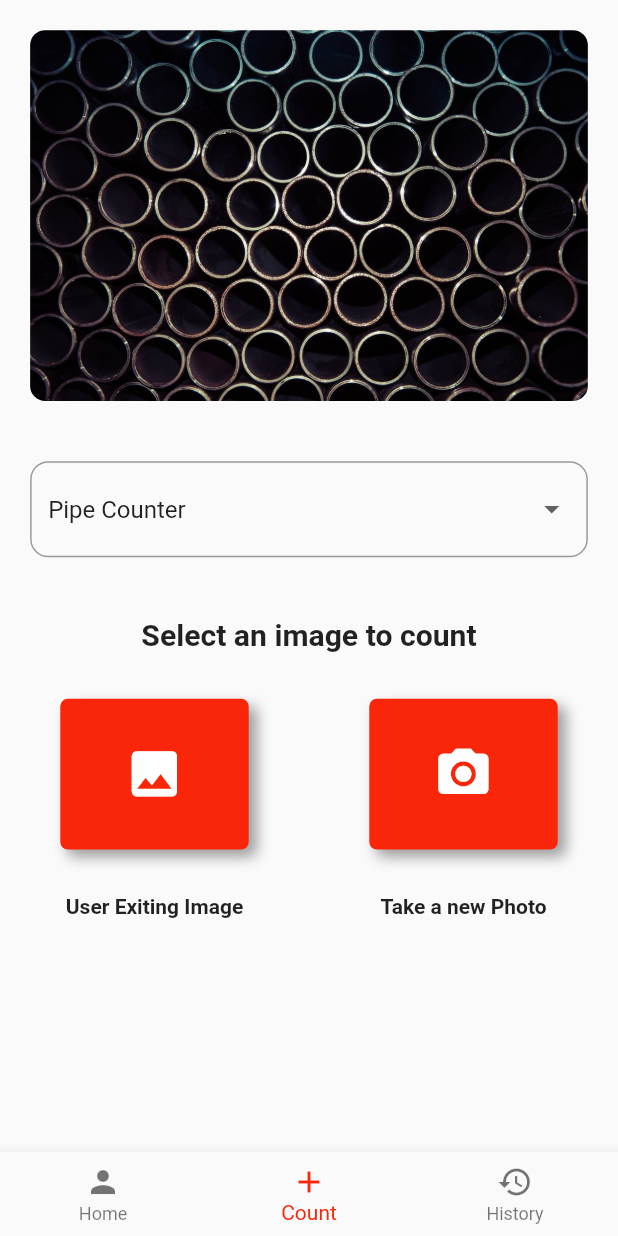
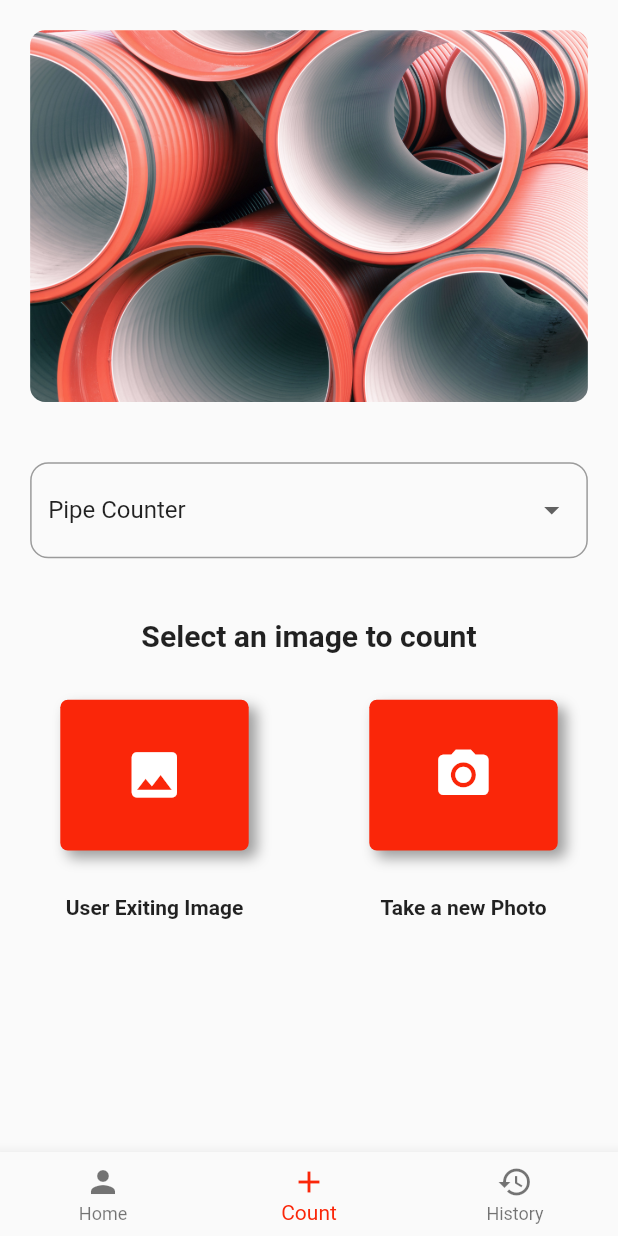
Before and after one commit to siddhardh-7/flutter_intership, a Flutter app: the CountingScreen screen opened by its route, after a tap on "Histroy", after a tap on the "west" icon, on a phone screen of 412 x 824 dp. Run offline on Flutter 3.47's test engine with Material 2 defaults, Android fonts, the phone set to English and light mode, and no system bars; our stand-ins replace animated_splash_screen, firebase_auth, firebase_core, get; accounts and stored records are empty.

Commit message:
after changing pics

```diff
--- a/lib/screens/counting_screen.dart
+++ b/lib/screens/counting_screen.dart
@@ -32,7 +32,7 @@ class _CountingScreenState extends State<CountingScreen> {
               ),
               child: const Center(
                 child: Text(
-                  '32',
+                  '4',
                   style: TextStyle(fontSize: 32),
                 ),
               ),
@@ -100,7 +100,7 @@ class _CountingScreenState extends State<CountingScreen> {
               height: Dimensions.screenWidth - (Dimensions.padding20 * 2),
               decoration: BoxDecoration(
                 image: const DecorationImage(
-                  image: AssetImage('assets/images/homepage_pic.jpeg'),
+                  image: AssetImage('assets/images/homepage_pic.jpg'),
                   fit: BoxFit.cover,
                 ),
                 borderRadius: BorderRadius.circular(Dimensions.borderRadius12),
--- a/lib/screens/history.dart
+++ b/lib/screens/history.dart
@@ -68,8 +68,7 @@ class _HistoryState extends State<History> {
                       child: ClipRRect(
                           borderRadius:
                               BorderRadius.circular((Dimensions.borderRadius5)),
-                          child:
-                              Image.asset('assets/images/homepage_pic.jpeg')),
+                          child: Image.asset('assets/images/homepage_pic.jpg')),
                     ),
                     Column(
                       mainAxisAlignment: MainAxisAlignment.spaceAround,
@@ -138,8 +137,7 @@ class _HistoryState extends State<History> {
                       child: ClipRRect(
                           borderRadius:
                               BorderRadius.circular((Dimensions.borderRadius5)),
-                          child:
-                              Image.asset('assets/images/homepage_pic.jpeg')),
+                          child: Image.asset('assets/images/homepage_pic.jpg')),
                     ),
                     Column(
                       mainAxisAlignment: MainAxisAlignment.spaceAround,
@@ -208,8 +206,7 @@ class _HistoryState extends State<History> {
                       child: ClipRRect(
                           borderRadius:
                               BorderRadius.circular((Dimensions.borderRadius5)),
-                          child:
-                              Image.asset('assets/images/homepage_pic.jpeg')),
+                          child: Image.asset('assets/images/homepage_pic.jpg')),
                     ),
                     Column(
                       mainAxisAlignment: MainAxisAlignment.spaceAround,
@@ -278,8 +275,7 @@ class _HistoryState extends State<History> {
                       child: ClipRRect(
                           borderRadius:
                               BorderRadius.circular((Dimensions.borderRadius5)),
-                          child:
-                              Image.asset('assets/images/homepage_pic.jpeg')),
+                          child: Image.asset('assets/images/homepage_pic.jpg')),
                     ),
                     Column(
                       mainAxisAlignment: MainAxisAlignment.spaceAround,
@@ -348,8 +344,7 @@ class _HistoryState extends State<History> {
                       child: ClipRRect(
                           borderRadius:
                               BorderRadius.circular((Dimensions.borderRadius5)),
-                          child:
-                              Image.asset('assets/images/homepage_pic.jpeg')),
+                          child: Image.asset('assets/images/homepage_pic.jpg')),
                     ),
                     Column(
                       mainAxisAlignment: MainAxisAlignment.spaceAround,
@@ -418,8 +413,7 @@ class _HistoryState extends State<History> {
                       child: ClipRRect(
                           borderRadius:
                               BorderRadius.circular((Dimensions.borderRadius5)),
-                          child:
-                              Image.asset('assets/images/homepage_pic.jpeg')),
+                          child: Image.asset('assets/images/homepage_pic.jpg')),
                     ),
                     Column(
                       mainAxisAlignment: MainAxisAlignment.spaceAround,
--- a/lib/screens/home_screen.dart
+++ b/lib/screens/home_screen.dart
@@ -36,7 +36,7 @@ class _HomeScreenState extends State<HomeScreen> {
               child: ClipRRect(
                 borderRadius:
                     BorderRadius.circular(2 * Dimensions.borderRadius5),
-                child: Image.asset("assets/images/homepage_pic.jpeg"),
+                child: Image.asset("assets/images/homepage_pic.jpg"),
               ),
             ),
             Padding(
```
Also changed, not shown: assets/images/homepage_pic.jpg (added).
